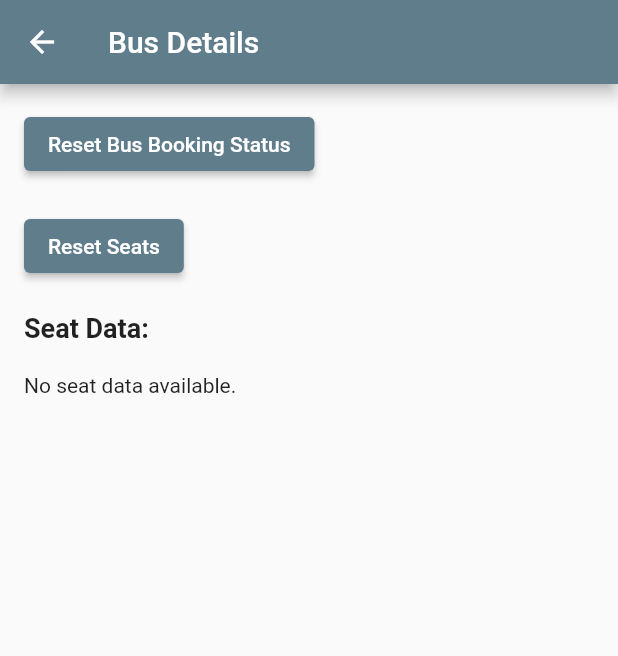
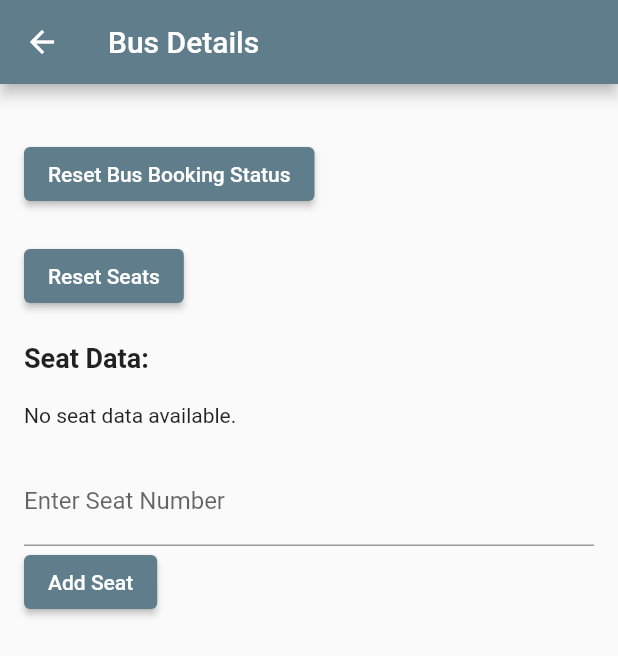
Before and after one commit to ranasusil/nepal_express, a Flutter app: the BusDetailsView screen opened directly with empty values, on a phone screen of 412 x 824 dp. Shown: the top 656 px of the screen. Run offline on Flutter 3.47's test engine with Material 3 defaults, Android fonts, the phone set to English and light mode, and no system bars; our stand-ins replace fl_chart, floating_bottom_navigation_bar, flutter_svg, get, google_fonts, image_picker and 3 more; missing offline and left inert: flutter_admin_scaffold, khalti_flutter; accounts and stored records are empty; network calls fail.

Commit message:
add Seats

```diff
--- a/lib/app/components/city_card.dart
+++ b/lib/app/components/city_card.dart
@@ -65,7 +65,7 @@ class CityCard extends StatelessWidget {
                   crossAxisAlignment: CrossAxisAlignment.center,
                   children: [
                     Text(
-                      text,  // Use the provided text parameter here
+                      text,
                       style: GoogleFonts.arsenal(
                         fontSize: 15,
                         fontWeight: FontWeight.bold,
@@ -73,7 +73,7 @@ class CityCard extends StatelessWidget {
                       ),
                     ),
                     Text(
-                      text2,  // Use the provided text parameter here
+                      text2,
                       style: GoogleFonts.arsenal(
                         fontSize: 15,
                         color: Colors.white,
--- a/lib/app/models/bus.dart
+++ b/lib/app/models/bus.dart
@@ -1,4 +1,6 @@
-
+// To parse this JSON data, do
+//
+//     final busesResponse = busesResponseFromJson(jsonString);
 
 import 'dart:convert';
 
@@ -40,7 +42,11 @@ class Bus {
     final String? agencyId;
     final String? isDeleted;
     final String? isBookable;
+    final String? departureTime;
+    final String? departureDay;
     final String? title;
+    final String? cityFrom;
+    final String? cityTo;
     final String? agencyName;
     final String? agencyEmail;
     final String? agencyAddress;
@@ -55,7 +61,11 @@ class Bus {
         this.agencyId,
         this.isDeleted,
         this.isBookable,
+        this.departureTime,
+        this.departureDay,
         this.title,
+        this.cityFrom,
+        this.cityTo,
         this.agencyName,
         this.agencyEmail,
         this.agencyAddress,
@@ -71,7 +81,11 @@ class Bus {
         agencyId: json["agency_id"],
         isDeleted: json["isDeleted"],
         isBookable: json["isBookable"],
+        departureTime: json["departure_time"],
+        departureDay: json["departure_day"],
         title: json["title"],
+        cityFrom: json["cityFrom"],
+        cityTo: json["cityTo"],
         agencyName: json["agency_name"],
         agencyEmail: json["agency_email"],
         agencyAddress: json["agency_address"],
@@ -87,7 +101,11 @@ class Bus {
         "agency_id": agencyId,
         "isDeleted": isDeleted,
         "isBookable": isBookable,
+        "departure_time": departureTime,
+        "departure_day": departureDay,
         "title": title,
+        "cityFrom": cityFrom,
+        "cityTo": cityTo,
         "agency_name": agencyName,
         "agency_email": agencyEmail,
         "agency_address": agencyAddress,
--- a/lib/app/modules/bus/views/bus_view.dart
+++ b/lib/app/modules/bus/views/bus_view.dart
@@ -1,5 +1,6 @@
 import 'package:flutter/material.dart';
 import 'package:get/get.dart';
+import 'package:nepal_express/app/models/bus.dart';
 import 'package:nepal_express/app/models/seat.dart';
 import 'package:nepal_express/app/utils/constants.dart';
 import 'package:nepal_express/app/utils/memory.dart';
@@ -43,6 +44,7 @@ class BusView extends StatelessWidget {
                       horizontal: 12,
                       vertical: 15,
                     ),
+                    child: SingleChildScrollView(
                       child: Row(
                         children: [
                           Image.network(
@@ -61,16 +63,15 @@ class BusView extends StatelessWidget {
                                     Text(
                                       (bus.name ?? ''),
                                       style: const TextStyle(
-                                      fontSize: 20,
+                                        fontSize: 15,
                                         fontWeight: FontWeight.bold,
                                       ),
                                     ),
-                                  if (bus.isDeleted ==
-                                      '1') // Add this condition to show deleted text
-                                    Text(
+                                    if (bus.isDeleted == '1')
+                                      const Text(
                                         ' (Deleted)',
-                                      style: const TextStyle(
-                                        fontSize: 20,
+                                        style: TextStyle(
+                                          fontSize: 8,
                                           color: Colors.red,
                                         ),
                                       ),
@@ -111,7 +112,8 @@ class BusView extends StatelessWidget {
                                         onPressed: () {
                                           Get.back();
                                           if (bus.isDeleted == '0') {
-                                          busController.deleteBus(bus.id ?? '');
+                                            busController
+                                                .deleteBus(bus.id ?? '');
                                           } else {
                                             // Code to restore bus
                                           }
@@ -136,6 +138,7 @@ class BusView extends StatelessWidget {
                         ],
                       ),
                     ),
+                  ),
                 );
               },
             );
@@ -155,7 +158,6 @@ class BusView extends StatelessWidget {
     );
   }
 }
-
 class BusDetailsView extends StatelessWidget {
   @override
   Widget build(BuildContext context) {
@@ -172,12 +174,16 @@ class BusDetailsView extends StatelessWidget {
       body: SingleChildScrollView(
         child: Padding(
           padding: const EdgeInsets.all(16.0),
+          child: Form(
+            key: controller.formKey, // Initialize the formKey here
             child: Column(
               crossAxisAlignment: CrossAxisAlignment.start,
               children: [
+
+              SizedBox(height: 20,),
                 ElevatedButton(
                   onPressed: () {
-                  // Call the resetSeats function from the BusController
+                    // Call the resetBusBookingStatus function from the BusController
                     controller.resetBusBookingStatus(busId);
                   },
                   child: Text('Reset Bus Booking Status'),
@@ -215,13 +221,39 @@ class BusDetailsView extends StatelessWidget {
                     );
                   }
                 }),
+                SizedBox(height: 20),
+                TextFormField(
+                  controller: controller.seatNumberController,
+                  decoration: InputDecoration(labelText: 'Enter Seat Number'),
+                  validator: (value) {
+                    if (value == null || value.isEmpty) {
+                      return 'Please enter a seat number';
+                    }
+                    return null;
+                  },
+                ),
+                ElevatedButton(
+                  onPressed: () {
+                    // Call the addSeat function from the BusController
+                    if (controller.formKey.currentState!.validate()) {
+                      controller.addSeat(
+                        busId,
+                        Memory.getToken() ?? '',
+                        controller.seatNumberController.text,
+                      );
+                    }
+                  },
+                  child: Text('Add Seat'),
+                ),
               ],
+            ),
           ),
         ),
       ),
     );
   }
 }
+
 
 class AddBusPopup extends StatelessWidget {
   const AddBusPopup({Key? key}) : super(key: key);
@@ -342,7 +374,7 @@ class AddBusPopup extends StatelessWidget {
                       controller.tripId = value;
                     },
                     value: controller.tripId,
-                    decoration: InputDecoration(
+                    decoration: const InputDecoration(
                       labelText: 'Trip',
                       hintText: 'Select bus trip',
                     ),
```
Also changed, not shown: lib/app/components/bus_card.dart (+20 -3 lines), lib/app/modules/bus/controllers/bus_controller.dart (+34 -1 lines), lib/app/modules/bus_detail/views/bus_detail_view.dart (+51 -14 lines), lib/app/modules/home/views/home_view.dart (+44 -33 lines), lib/app/modules/home/views/kathmandu.dart (added, +70 -0 lines). Lines whose indentation alone changed are shown as unchanged.
